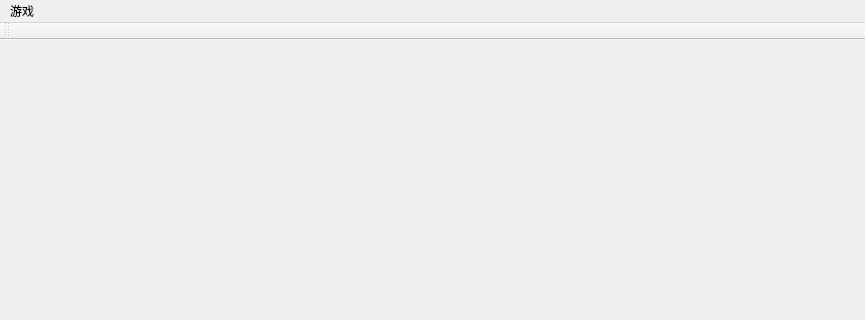
The window that OnlineChess/mainwindow.ui (dylanyang17/OnlineChess) describes before a commit, drawn with Qt 5; both pictures show x 0 to 865 and y 0 to 320 of the 865 by 647 pixel window.
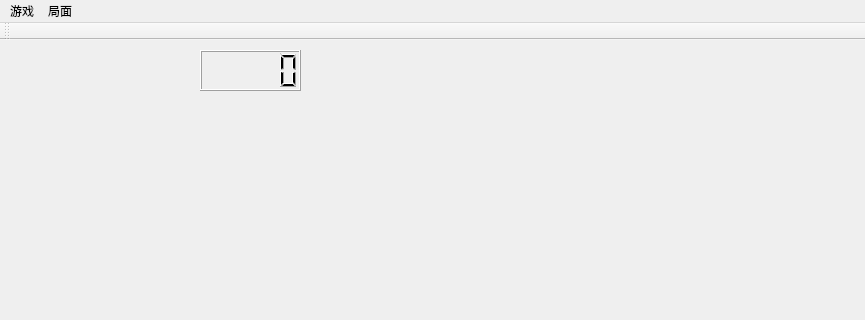
The same window after the commit.

Patch:
```diff
--- a/OnlineChess/mainwindow.ui
+++ b/OnlineChess/mainwindow.ui
@@ -13,7 +13,18 @@
   <property name="windowTitle">
    <string>MainWindow</string>
   </property>
-  <widget class="QWidget" name="centralWidget"/>
+  <widget class="QWidget" name="centralWidget">
+   <widget class="QLCDNumber" name="lcdNumber">
+    <property name="geometry">
+     <rect>
+      <x>200</x>
+      <y>10</y>
+      <width>101</width>
+      <height>41</height>
+     </rect>
+    </property>
+   </widget>
+  </widget>
   <widget class="QMenuBar" name="menuBar">
    <property name="geometry">
     <rect>
@@ -27,7 +38,16 @@
     <property name="title">
      <string>游戏</string>
     </property>
-    <widget class="QMenu" name="menu_2">
+    <addaction name="actionPVP"/>
+    <addaction name="actionOnline"/>
+    <addaction name="separator"/>
+    <addaction name="actionGiveIn"/>
+   </widget>
+   <widget class="QMenu" name="menu_3">
+    <property name="title">
+     <string>局面</string>
+    </property>
+    <widget class="QMenu" name="menu_4">
      <property name="title">
       <string>载入局面</string>
      </property>
@@ -41,6 +61,7 @@
     <addaction name="actionOnline"/>
    </widget>
    <addaction name="menu"/>
+   <addaction name="menu_3"/>
   </widget>
   <widget class="QToolBar" name="mainToolBar">
    <attribute name="toolBarArea">
```
Left out of the diff: 24 changed lines with no effect on the pictures.
